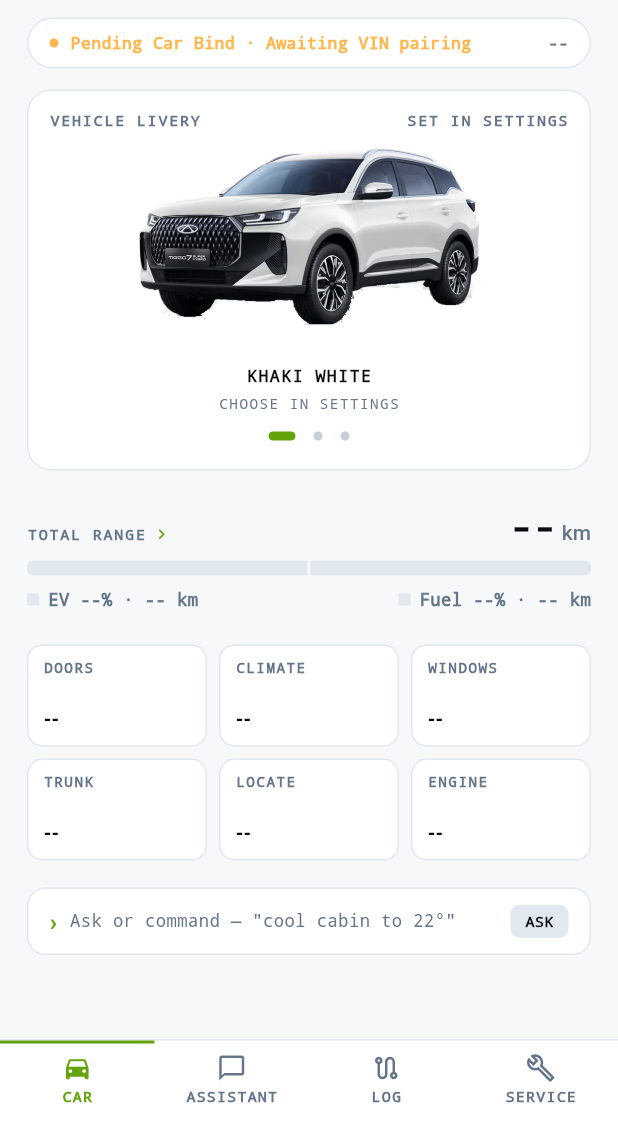
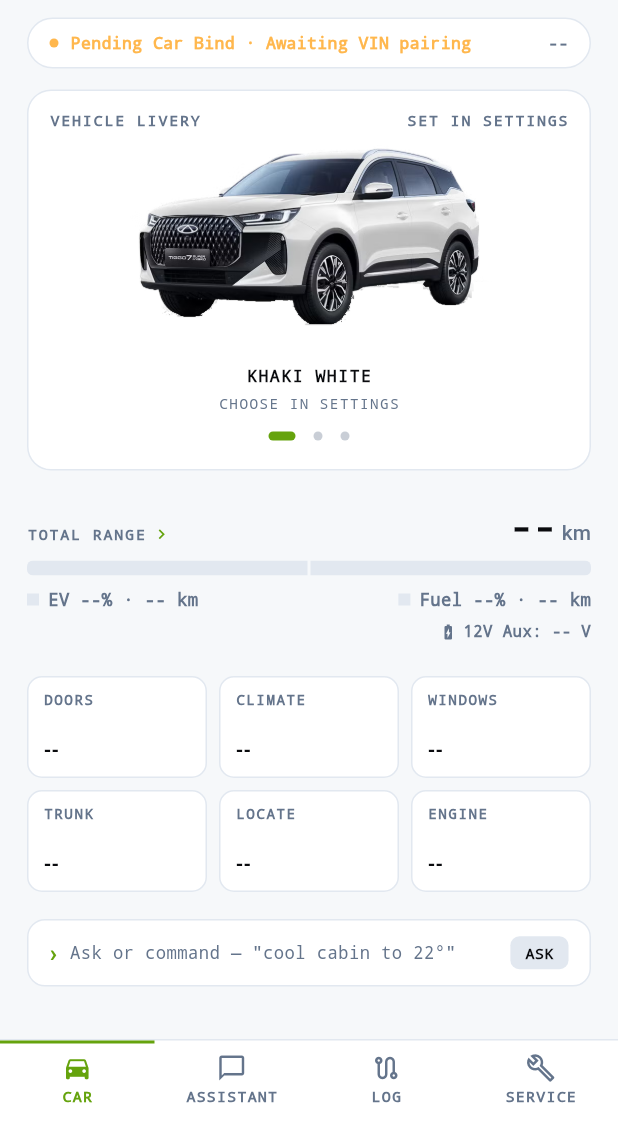
Before and after one commit to mohdafix/TiggoMate, a Flutter app: the screen it shows after launch, after a tap on "Continue", on a phone screen of 412 x 824 dp, the part 107-1236 px from its top. Run offline on Flutter 3.47's test engine with Material 3 defaults, Android fonts, the phone set to English and light mode, and no system bars; our stand-ins replace cloud_firestore, firebase_auth, firebase_core, geolocator, shared_preferences; missing offline and left inert: model_viewer_plus, pointycastle; accounts and stored records are empty.

Commit message:
fix(ui): show the 12V aux voltage on the live dashboard
The only place volt12 was ever displayed was inside _buildOldDashboard,
a leftover method build() never calls — the real _buildCyberDashboard
(what's actually on screen) never showed it at all, so there was no
way to compare it against a real car reading.

Added a small "12V Aux: X.XXV" line under the EV/Fuel range split on
the real dashboard.

```diff
--- a/lib/src/ui/neo_dashboard.dart
+++ b/lib/src/ui/neo_dashboard.dart
@@ -1340,6 +1340,25 @@ class _NeoDashboardState extends State<NeoDashboard> with SingleTickerProviderSt
                         ),
                       ],
                     ),
+                    const SizedBox(height: 6),
+                    Row(
+                      mainAxisAlignment: MainAxisAlignment.end,
+                      children: [
+                        Icon(Icons.battery_charging_full, size: 12, color: textMuted),
+                        const SizedBox(width: 4),
+                        Text(
+                          widget.repository.isVehicleBound && _telemetry.volt12 > 0
+                              ? '12V Aux: ${_telemetry.volt12.toStringAsFixed(2)}V'
+                              : '12V Aux: -- V',
+                          style: TextStyle(
+                            fontFamily: 'monospace',
+                            fontSize: 10.5,
+                            fontWeight: FontWeight.w600,
+                            color: textMuted,
+                          ),
+                        ),
+                      ],
+                    ),
                   ],
                 ),
               ),
```
